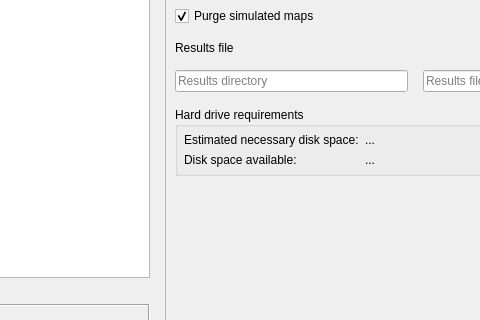
Above: GSIMCLI/interface/gsimcli.ui from iled/gsimcli before the change; both pictures show x 89 to 569 and y 123 to 443 of the 742 by 660 pixel window. Below: the same form after it.
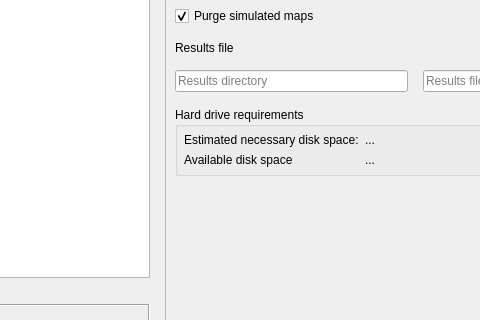
That is the form after the change. The open tabs and pages were chosen to show the change.

Commit message:
update status group and progress bar, abort button working
status group is being updated while catching stdout.
abort button working through the use of a global variable at
method_classic.

```diff
--- a/GSIMCLI/interface/gsimcli.ui
+++ b/GSIMCLI/interface/gsimcli.ui
@@ -1844,7 +1844,7 @@
               <item row="1" column="0">
                <widget class="QLabel" name="HR_labelAvailableDisk">
                 <property name="text">
-                 <string>Disk space available:</string>
+                 <string>Available disk space</string>
                 </property>
                </widget>
               </item>
```
The commit also changes 2 other files.
